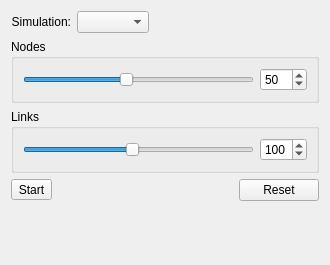
This is plugins/ui/Controls.ui in dmzgroup/littlesims as Qt 5 draws it before an edit. The edited form follows.
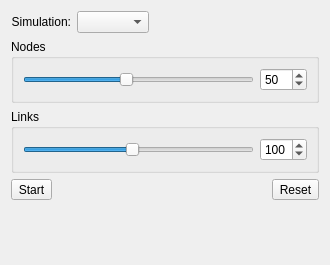
This is the edited form.

Commit message: changed reset button to tool button because Qt is broken.

The edit to the form file:
```diff
--- a/plugins/ui/Controls.ui
+++ b/plugins/ui/Controls.ui
@@ -161,7 +161,7 @@
       </spacer>
      </item>
      <item>
-      <widget class="QPushButton" name="resetButton">
+      <widget class="QToolButton" name="resetButton">
        <property name="sizePolicy">
         <sizepolicy hsizetype="Minimum" vsizetype="Fixed">
          <horstretch>0</horstretch>
```
